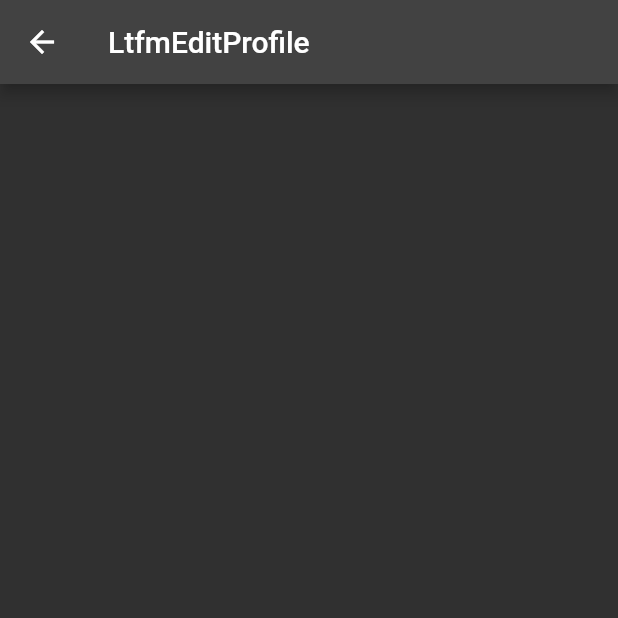
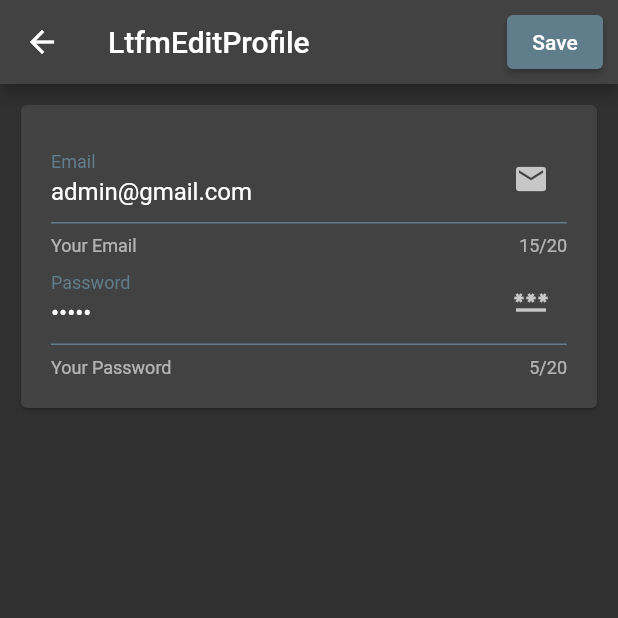
Before and after one commit to Adivfp9/fic-exercises, a Flutter app: the LtfmEditProfileView screen opened directly, on a phone screen of 412 x 824 dp, the top half of it. Run offline on Flutter 3.47's test engine with Material 2 defaults, Android fonts, the phone set to English and light mode, and no system bars; our stand-ins replace cached_network_image, carousel_slider, dio, file_picker, flutter_image_compress, flutter_map and 6 more; missing offline and left inert: file_picker_cross.

Commit message:
Form Exercise #4 Done

```diff
--- a/lib/module/tutorial/latihan/ltfm_edit_profile/view/ltfm_edit_profile_view.dart
+++ b/lib/module/tutorial/latihan/ltfm_edit_profile/view/ltfm_edit_profile_view.dart
@@ -10,7 +10,20 @@ class LtfmEditProfileView extends StatefulWidget {
     return Scaffold(
       appBar: AppBar(
         title: const Text("LtfmEditProfile"),
-        actions: const [
+        actions: [
+          Padding(
+            padding: const EdgeInsets.all(10),
+            child: ElevatedButton(
+              style: ElevatedButton.styleFrom(
+                backgroundColor: Colors.blueGrey,
+              ),
+              onPressed: () {
+                controller.save();
+              },
+              child: const Text("Save"),
+            ),
+          ),
+
           //! 4. Tambahkan tombol Save
           //! 5. Beri padding/margin pada tombol Save sebanyak 10
           //! 6. Panggil controller.save() ketika tombol di klik
@@ -20,12 +33,34 @@ class LtfmEditProfileView extends StatefulWidget {
         child: Container(
           padding: const EdgeInsets.all(10.0),
           child: Column(
-            children: const [
+            children: [
               //! 1. Buat sebuah Card, tambahkan Column di dalamnya
               //! 2. Tambahkan padding.all 20.0
               //! 3. Di dalam column yang ada di dalam Card, tambahkan field ini:
               //? textfield email
               //? textfield password
+              Card(
+                child: Padding(
+                  padding: const EdgeInsets.all(20),
+                  child: Column(
+                    children: [
+                      QTextField(
+                          value: "admin@gmail.com",
+                          label: "Email",
+                          hint: "Your Email",
+                          iconField: Icons.email,
+                          onChanged: (value) {}),
+                      QTextField(
+                          value: "admin",
+                          label: "Password",
+                          hint: "Your Password",
+                          iconField: Icons.password,
+                          obscure: true,
+                          onChanged: (value) {}),
+                    ],
+                  ),
+                ),
+              )
             ],
           ),
         ),
--- a/lib/module/tutorial/latihan/ltfm_login/view/ltfm_login_view.dart
+++ b/lib/module/tutorial/latihan/ltfm_login/view/ltfm_login_view.dart
@@ -22,6 +22,7 @@ class LtfmLoginView extends StatefulWidget {
                 value: "demo@gmail.com",
                 label: "Email",
                 hint: "Your email",
+                iconField: Icons.email,
                 onChanged: (value) {},
               ),
 
@@ -35,6 +36,7 @@ class LtfmLoginView extends StatefulWidget {
                 value: "123456",
                 label: "Password",
                 hint: "Your password",
+                iconField: Icons.password,
                 obscure: true,
                 onChanged: (value) {},
               ),
--- a/lib/module/tutorial/latihan/ltfm_sign_up/view/ltfm_sign_up_view.dart
+++ b/lib/module/tutorial/latihan/ltfm_sign_up/view/ltfm_sign_up_view.dart
@@ -1,6 +1,5 @@
 import 'package:flutter/material.dart';
 import 'package:example/core.dart';
-import '../controller/ltfm_sign_up_controller.dart';
 
 class LtfmSignUpView extends StatefulWidget {
   const LtfmSignUpView({Key? key}) : super(key: key);
@@ -17,7 +16,7 @@ class LtfmSignUpView extends StatefulWidget {
         child: Container(
           padding: const EdgeInsets.all(10.0),
           child: Column(
-            children: const [
+            children: [
               //! 1. Buatlah textfield email
               //! 2. Buatlah textfield password
               //! 3. Buatlah textfield confirm password
@@ -27,6 +26,36 @@ class LtfmSignUpView extends StatefulWidget {
               //ketika di klik, panggil:
               // controller.doLogin()
               //Jika dialog muncul ketika tombol di klik, tasks ini selesai
+              QTextField(
+                  value: "admin@gmail.com",
+                  label: "Email",
+                  iconField: Icons.email,
+                  hint: "Your Email",
+                  onChanged: (value) {}),
+              QTextField(
+                  value: "admin",
+                  label: "Password",
+                  iconField: Icons.password,
+                  hint: "Your Password",
+                  obscure: true,
+                  onChanged: (value) {}),
+              QTextField(
+                  value: "admin",
+                  label: "Confirm Password",
+                  iconField: Icons.password,
+                  hint: "Confirm Your Password",
+                  obscure: true,
+                  onChanged: (value) {}),
+              ElevatedButton.icon(
+                icon: const Icon(Icons.login),
+                label: const Text("LOgin"),
+                style: ElevatedButton.styleFrom(
+                  backgroundColor: Colors.blueGrey,
+                ),
+                onPressed: () {
+                  controller.doLogin();
+                },
+              ),
             ],
           ),
         ),
--- a/lib/shared/widget/form/__form_example.dart
+++ b/lib/shared/widget/form/__form_example.dart
@@ -1,6 +1,4 @@
 import 'package:example/core.dart';
-import 'package:example/shared/widget/form/__form_detail_example.dart';
-import 'package:example/shared/widget/form/dropdown.dart';
 import 'package:flutter/material.dart';
 
 class FormExampleView extends StatefulWidget {
@@ -128,6 +126,7 @@ class FormExampleViewState extends State<FormExampleView> {
                     hint: "Your email",
                     validator: Validator.required,
                     value: "demo@gmail.com",
+                    iconField: Icons.email,
                     onChanged: (value) {
                       email = value;
                       print("email: $value");
@@ -136,6 +135,7 @@ class FormExampleViewState extends State<FormExampleView> {
                   QTextField(
                     label: "Password",
                     hint: "Your password",
+                    iconField: Icons.password,
                     obscure: true,
                     validator: Validator.required,
                     value: "123456",
--- a/lib/shared/widget/form/textfield.dart
+++ b/lib/shared/widget/form/textfield.dart
@@ -7,6 +7,7 @@ class QTextField extends StatefulWidget {
   final String? Function(String?)? validator;
   final bool obscure;
   final Function(String) onChanged;
+  final IconData iconField;
 
   const QTextField({
     Key? key,
@@ -16,6 +17,7 @@ class QTextField extends StatefulWidget {
     this.hint,
     required this.onChanged,
     this.obscure = false,
+    required this.iconField,
   }) : super(key: key);
 
   @override
@@ -45,9 +47,9 @@ class _QTextFieldState extends State<QTextField> {
             color: Colors.blueGrey,
           ),
         ),
-        suffixIcon: const Icon(
-          Icons.text_format,
-        ),
+        suffixIcon: Icon(
+            // Icons.text_format,
+            widget.iconField),
         helperText: widget.hint,
       ),
       onChanged: widget.onChanged,
```
Also changed, not shown: lib/module/tutorial/latihan/ltfm_reset_password/view/ltfm_reset_password_view.dart (+21 -16 lines).
